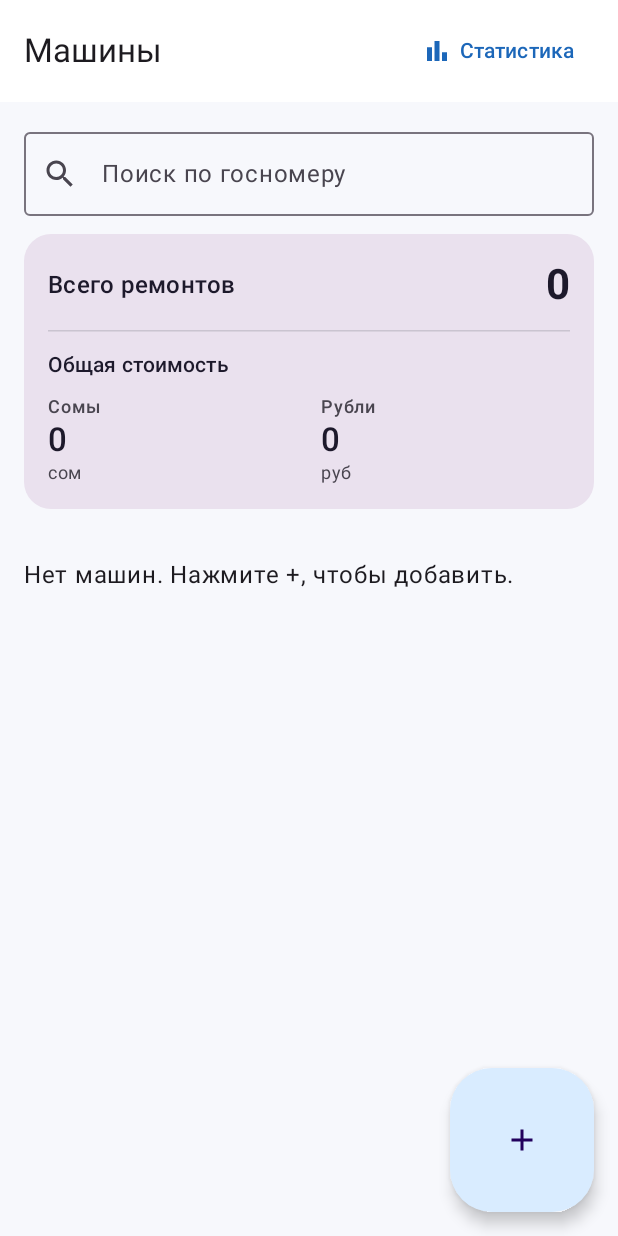
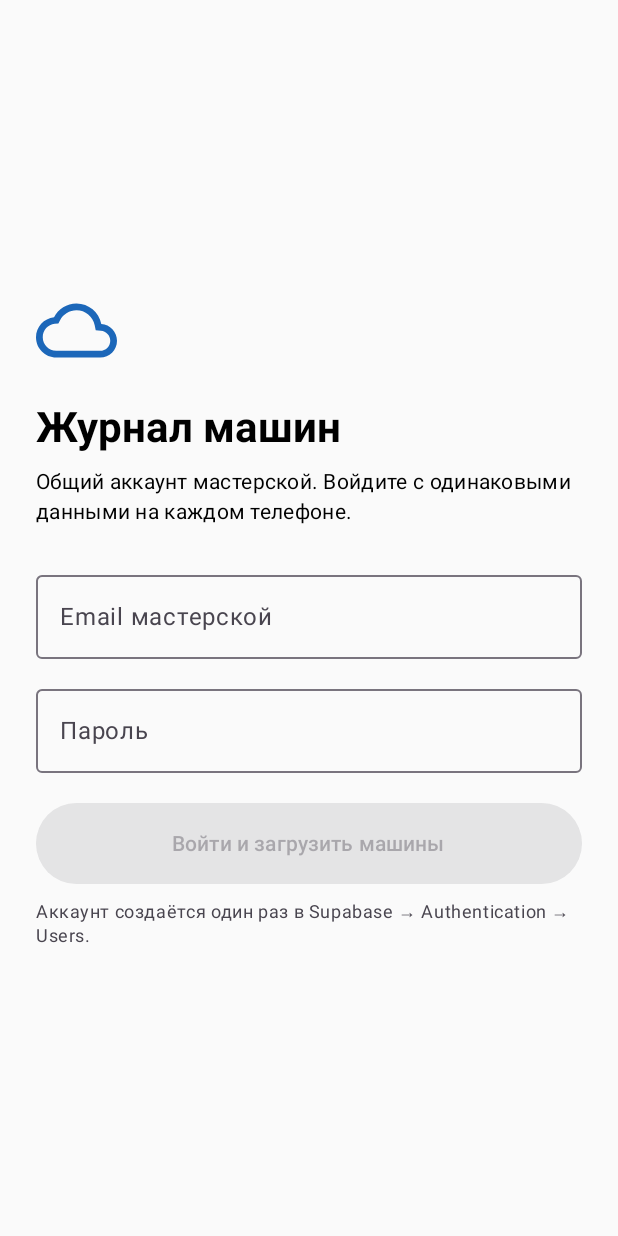
Before and after one commit to aleksandraBystrova/CarJournal-Rebuild, an Android app built with Jetpack Compose: the screen it shows after launch (MainActivity), on a phone screen of 412 x 824 dp. Run offline under Robolectric (Android 15) with nearby library versions, the phone set to English and light mode, and no system bars; our stand-ins replace Room's generated code; pictures from the network do not load.

Commit message:
supabase added

```diff
--- a/CarJournal-Rebuild/app/src/main/AndroidManifest.xml
+++ b/CarJournal-Rebuild/app/src/main/AndroidManifest.xml
@@ -1,9 +1,10 @@
 <?xml version="1.0" encoding="utf-8"?>
 <manifest xmlns:android="http://schemas.android.com/apk/res/android">
+    <uses-permission android:name="android.permission.INTERNET" />
     <application
         android:name=".JournalApplication"
         android:allowBackup="false"
-        android:label="Журнал машин (тест)"
+        android:label="Журнал машин (облако)"
         android:supportsRtl="true"
         android:theme="@style/Theme.CarJournal">
         <provider
--- a/CarJournal-Rebuild/app/src/main/java/com/carjournal/rebuild/JournalApplication.kt
+++ b/CarJournal-Rebuild/app/src/main/java/com/carjournal/rebuild/JournalApplication.kt
@@ -5,11 +5,12 @@ import androidx.room.Room
 import com.carjournal.rebuild.data.JournalDatabase
 import com.carjournal.rebuild.data.JournalRepository
 import com.carjournal.rebuild.data.MIGRATION_1_2
+import com.carjournal.rebuild.data.MIGRATION_2_3
 
 class JournalApplication : Application() {
     val database by lazy {
         Room.databaseBuilder(this, JournalDatabase::class.java, "car_journal_rebuild.db")
-            .addMigrations(MIGRATION_1_2).build()
+            .addMigrations(MIGRATION_1_2, MIGRATION_2_3).build()
     }
     val repository by lazy { JournalRepository(this, database) }
 }
--- a/CarJournal-Rebuild/app/src/main/java/com/carjournal/rebuild/data/JournalDatabase.kt
+++ b/CarJournal-Rebuild/app/src/main/java/com/carjournal/rebuild/data/JournalDatabase.kt
@@ -13,7 +13,9 @@ data class VehicleEntity(
     val brand: String = "",
     val model: String,
     val photoPath: String? = null,
-    val createdAtEpochMs: Long = System.currentTimeMillis()
+    val createdAtEpochMs: Long = System.currentTimeMillis(),
+    @ColumnInfo(defaultValue = "''") val cloudId: String = "",
+    @ColumnInfo(defaultValue = "1") val syncDirty: Boolean = true
 )
 
 @Entity(
@@ -31,7 +33,9 @@ data class RepairEntity(
     val repairType: String = "Общий ремонт",
     val price: Double,
     val description: String,
-    val currencyCode: String = "KGS"
+    val currencyCode: String = "KGS",
+    @ColumnInfo(defaultValue = "''") val cloudId: String = "",
+    @ColumnInfo(defaultValue = "1") val syncDirty: Boolean = true
 )
 
 @Entity(
@@ -46,7 +50,17 @@ data class PhotoEntity(
     @PrimaryKey(autoGenerate = true) val id: Long = 0,
     val vehicleId: Long,
     val filePath: String,
-    val createdAtEpochMs: Long = System.currentTimeMillis()
+    val createdAtEpochMs: Long = System.currentTimeMillis(),
+    @ColumnInfo(defaultValue = "''") val cloudId: String = "",
+    @ColumnInfo(defaultValue = "1") val syncDirty: Boolean = true,
+    val storagePath: String? = null
+)
+
+@Entity(tableName = "pending_deletions")
+data class PendingDeletion(
+    @PrimaryKey(autoGenerate = true) val id: Long = 0,
+    val entityType: String,
+    val cloudId: String
 )
 
 data class VehicleWithStats(
@@ -129,6 +143,29 @@ interface JournalDao {
     """)
     fun observeYearlyStats(): Flow<List<YearlyRepairStats>>
 
+    // All cloud IDs are stable across retries. Rows without cloudId came from Room v2.
+    @Query("SELECT * FROM vehicles ORDER BY id") suspend fun allVehicles(): List<VehicleEntity>
+    @Query("SELECT * FROM repairs ORDER BY id") suspend fun allRepairs(): List<RepairEntity>
+    @Query("SELECT * FROM photos ORDER BY id") suspend fun allPhotos(): List<PhotoEntity>
+    @Query("SELECT * FROM vehicles WHERE id = :id LIMIT 1") suspend fun vehicleNow(id: Long): VehicleEntity?
+    @Query("SELECT * FROM repairs WHERE id = :id LIMIT 1") suspend fun repairNow(id: Long): RepairEntity?
+    @Query("SELECT * FROM vehicles WHERE cloudId = :uuid LIMIT 1") suspend fun vehicleByCloudId(uuid: String): VehicleEntity?
+    @Query("SELECT * FROM repairs WHERE cloudId = :uuid LIMIT 1") suspend fun repairByCloudId(uuid: String): RepairEntity?
+    @Query("SELECT * FROM photos WHERE cloudId = :uuid LIMIT 1") suspend fun photoByCloudId(uuid: String): PhotoEntity?
+    @Insert suspend fun insertDeletion(deletion: PendingDeletion)
+    @Query("SELECT * FROM pending_deletions ORDER BY id") suspend fun pendingDeletions(): List<PendingDeletion>
+    @Query("DELETE FROM pending_deletions WHERE id = :id") suspend fun clearDeletion(id: Long)
+    @Query("UPDATE vehicles SET cloudId = :uuid WHERE id = :id") suspend fun setVehicleCloudId(id: Long, uuid: String)
+    @Query("UPDATE repairs SET cloudId = :uuid WHERE id = :id") suspend fun setRepairCloudId(id: Long, uuid: String)
+    @Query("UPDATE photos SET cloudId = :uuid WHERE id = :id") suspend fun setPhotoCloudId(id: Long, uuid: String)
+    @Query("UPDATE photos SET storagePath = :path WHERE id = :id") suspend fun setPhotoStoragePath(id: Long, path: String)
+    @Query("UPDATE vehicles SET syncDirty = 0 WHERE id = :id AND cloudId = :uuid AND plateNumber = :plate")
+    suspend fun markVehicleClean(id: Long, uuid: String, plate: String)
+    @Query("UPDATE repairs SET syncDirty = 0 WHERE id = :id AND cloudId = :uuid AND description = :description AND price = :price AND currencyCode = :currency AND dateEpochDay = :day")
+    suspend fun markRepairClean(id: Long, uuid: String, description: String, price: Double, currency: String, day: Long)
+    @Query("UPDATE photos SET syncDirty = 0 WHERE id = :id AND cloudId = :uuid AND storagePath = :path")
+    suspend fun markPhotoClean(id: Long, uuid: String, path: String)
+
     @Insert suspend fun insertVehicle(vehicle: VehicleEntity): Long
     @Update suspend fun updateVehicle(vehicle: VehicleEntity)
     @Query("DELETE FROM vehicles WHERE id=:id") suspend fun deleteVehicle(id: Long)
@@ -136,14 +173,15 @@ interface JournalDao {
     @Update suspend fun updateRepair(repair: RepairEntity)
     @Query("DELETE FROM repairs WHERE id=:id") suspend fun deleteRepair(id: Long)
     @Insert suspend fun insertPhoto(photo: PhotoEntity): Long
+    @Update suspend fun updatePhoto(photo: PhotoEntity)
     @Query("DELETE FROM photos WHERE id IN (:ids)") suspend fun deletePhotos(ids: List<Long>)
     @Query("UPDATE vehicles SET photoPath = :path WHERE id = :vehicleId")
     suspend fun updateCoverPath(vehicleId: Long, path: String?)
 }
 
 @Database(
-    entities = [VehicleEntity::class, RepairEntity::class, PhotoEntity::class],
-    version = 2,
+    entities = [VehicleEntity::class, RepairEntity::class, PhotoEntity::class, PendingDeletion::class],
+    version = 3,
     exportSchema = false
 )
 abstract class JournalDatabase : RoomDatabase() {
@@ -184,3 +222,21 @@ val MIGRATION_1_2 = object : Migration(1, 2) {
         db.execSQL("CREATE INDEX index_photos_vehicleId ON photos(vehicleId)")
     }
 }
+
+/** Room v2 -> v3: adds stable cloud identifiers and persistent deletion queue. No old data is removed. */
+val MIGRATION_2_3 = object : Migration(2, 3) {
+    override fun migrate(db: SupportSQLiteDatabase) {
+        for (table in listOf("vehicles", "repairs", "photos")) {
+            db.execSQL("ALTER TABLE $table ADD COLUMN cloudId TEXT NOT NULL DEFAULT ''")
+            db.execSQL("ALTER TABLE $table ADD COLUMN syncDirty INTEGER NOT NULL DEFAULT 1")
+        }
+        db.execSQL("ALTER TABLE photos ADD COLUMN storagePath TEXT")
+        db.execSQL("""
+            CREATE TABLE IF NOT EXISTS pending_deletions (
+                id INTEGER PRIMARY KEY AUTOINCREMENT NOT NULL,
+                entityType TEXT NOT NULL,
+                cloudId TEXT NOT NULL
+            )
+        """.trimIndent())
+    }
+}
--- a/CarJournal-Rebuild/app/src/main/java/com/carjournal/rebuild/ui/JournalScreens.kt
+++ b/CarJournal-Rebuild/app/src/main/java/com/carjournal/rebuild/ui/JournalScreens.kt
@@ -28,6 +28,7 @@ import androidx.compose.ui.platform.LocalFocusManager
 import androidx.compose.ui.text.font.FontWeight
 import androidx.compose.ui.text.input.ImeAction
 import androidx.compose.ui.text.input.KeyboardType
+import androidx.compose.ui.text.input.PasswordVisualTransformation
 import androidx.compose.ui.text.style.TextOverflow
 import androidx.compose.ui.unit.dp
 import androidx.compose.ui.window.Dialog
@@ -36,6 +37,7 @@ import coil.compose.AsyncImage
 import com.carjournal.rebuild.data.*
 import kotlinx.coroutines.flow.flowOf
 import kotlinx.coroutines.launch
+import kotlinx.coroutines.delay
 import java.io.File
 import java.text.NumberFormat
 import java.time.LocalDate
@@ -63,6 +65,17 @@ private sealed interface Page {
 
 @Composable
 fun JournalApp(vm: JournalViewModel) {
+    if (!vm.loggedIn) {
+        CloudLoginScreen(vm)
+        return
+    }
+    LaunchedEffect(vm.loggedIn) {
+        while (true) {
+            vm.syncNow()
+            delay(30_000)
+        }
+    }
+    val cloudScope = rememberCoroutineScope()
     var page: Page by remember { mutableStateOf(Page.ListPage) }
     val back: () -> Unit = {
         page = when (val p = page) {
@@ -77,7 +90,9 @@ fun JournalApp(vm: JournalViewModel) {
     when (val p = page) {
         is Page.ListPage -> VehicleListScreen(vm, onOpen = { page = Page.VehiclePage(it) },
             onCreate = { page = Page.EditVehiclePage(null) },
-            onStatistics = { page = Page.StatisticsPage })
+            onStatistics = { page = Page.StatisticsPage },
+            onSync = { cloudScope.launch { vm.syncNow() } },
+            onLogout = { vm.signOut(); page = Page.ListPage })
         is Page.StatisticsPage -> StatisticsScreen(vm, onBack = back)
         is Page.VehiclePage -> VehicleDetailScreen(vm, p.vehicleId,
             onBack = back,
@@ -89,6 +104,58 @@ fun JournalApp(vm: JournalViewModel) {
         })
         is Page.EditRepairPage -> RepairEditorScreen(vm, p.vehicleId, p.repairId,
             onBack = back, onSaved = { page = Page.VehiclePage(p.vehicleId) })
+    }
+}
+
+@Composable
+private fun CloudLoginScreen(vm: JournalViewModel) {
+    var email by remember { mutableStateOf("") }
+    var password by remember { mutableStateOf("") }
+    var busy by remember { mutableStateOf(false) }
+    var error by remember { mutableStateOf<String?>(null) }
+    val scope = rememberCoroutineScope()
+    Column(
+        Modifier.fillMaxSize().imePadding().verticalScroll(rememberScrollState()).padding(24.dp),
+        verticalArrangement = Arrangement.Center
+    ) {
+        Icon(Icons.Outlined.Cloud, contentDescription = null, modifier = Modifier.size(54.dp),
+            tint = MaterialTheme.colorScheme.primary)
+        Spacer(Modifier.height(20.dp))
+        Text("Журнал машин", style = MaterialTheme.typography.headlineMedium,
+            fontWeight = FontWeight.Bold)
+        Spacer(Modifier.height(8.dp))
+        Text("Общий аккаунт мастерской. Войдите с одинаковыми данными на каждом телефоне.",
+            style = MaterialTheme.typography.bodyMedium)
+        Spacer(Modifier.height(24.dp))
+        OutlinedTextField(email, { email = it }, label = { Text("Email мастерской") },
+            singleLine = true, modifier = Modifier.fillMaxWidth(),
+            keyboardOptions = KeyboardOptions(keyboardType = KeyboardType.Email, imeAction = ImeAction.Next))
+        Spacer(Modifier.height(12.dp))
+        OutlinedTextField(password, { password = it }, label = { Text("Пароль") },
+            modifier = Modifier.fillMaxWidth(), singleLine = true,
+            visualTransformation = PasswordVisualTransformation(),
+            keyboardOptions = KeyboardOptions(keyboardType = KeyboardType.Password))
+        Spacer(Modifier.height(20.dp))
+        Button(onClick = {
+            busy = true
+            error = null
+            scope.launch {
+                try { vm.signIn(email, password) }
+                catch (e: Exception) { error = e.localizedMessage ?: "Не удалось войти" }
+                finally { busy = false }
+            }
+        }, enabled = !busy && email.contains('@') && password.isNotBlank(),
+            modifier = Modifier.fillMaxWidth().height(54.dp)) {
+            Text(if (busy) "Входим..." else "Войти и загрузить машины")
+        }
+        Spacer(Modifier.height(10.dp))
+        Text("Аккаунт создаётся один раз в Supabase → Authentication → Users.",
+            style = MaterialTheme.typography.bodySmall,
+            color = MaterialTheme.colorScheme.onSurfaceVariant)
+        if (error != null) {
+            Spacer(Modifier.height(12.dp))
+            Text(error ?: "", color = MaterialTheme.colorScheme.error)
+        }
     }
 }
 
@@ -123,7 +190,9 @@ private fun VehicleListScreen(
     vm: JournalViewModel,
     onOpen: (Long) -> Unit,
     onCreate: () -> Unit,
-    onStatistics: () -> Unit
+    onStatistics: () -> Unit,
+    onSync: () -> Unit,
+    onLogout: () -> Unit
 ) {
     val vehicles by vm.vehicles.collectAsState()
     val totals by vm.totals.collectAsState()
@@ -138,6 +207,12 @@ private fun VehicleListScreen(
                     Icon(Icons.Outlined.BarChart, contentDescription = null, modifier = Modifier.size(20.dp))
                     Spacer(Modifier.width(5.dp))
                     Text("Статистика")
+                }
+                IconButton(onClick = onSync) {
+                    Icon(Icons.Outlined.Sync, contentDescription = "Синхронизировать с облаком")
+                }
+                IconButton(onClick = onLogout) {
+                    Icon(Icons.Outlined.Logout, contentDescription = "Выйти из аккаунта")
                 }
             }
         },
@@ -157,6 +232,11 @@ private fun VehicleListScreen(
                     leadingIcon = { Icon(Icons.Outlined.Search, null) },
                     singleLine = true, modifier = Modifier.fillMaxWidth()
                 )
+            }
+            item {
+                Text(vm.syncStatus, style = MaterialTheme.typography.bodySmall,
+                    color = if (vm.syncStatus.startsWith("Не синхронизировано"))
+                        MaterialTheme.colorScheme.error else MaterialTheme.colorScheme.onSurfaceVariant)
             }
             item {
                 SoftCard {
@@ -508,7 +588,8 @@ private fun VehicleEditorScreen(
                                 id = existing?.id ?: 0, plateNumber = plate.trim(),
                                 brand = existing?.brand ?: "", model = existing?.model ?: "",
                                 photoPath = existing?.photoPath,
-                                createdAtEpochMs = existing?.createdAtEpochMs ?: System.currentTimeMillis()
+                                createdAtEpochMs = existing?.createdAtEpochMs ?: System.currentTimeMillis(),
+                                cloudId = existing?.cloudId ?: "", syncDirty = true
                             )
                             val newPhotoUris = photos.filter { it.existingId == null }.map { it.uri }
                             if (isEditing) {
@@ -594,7 +675,8 @@ private fun RepairEditorScreen(
                             RepairEntity(id = repairId ?: 0, vehicleId = vehicleId,
                                 dateEpochDay = date, price = amount,
                                 description = description.trim(), currencyCode = currency,
-                                repairType = existing?.repairType ?: "Общий ремонт"),
+                                repairType = existing?.repairType ?: "Общий ремонт",
+                                cloudId = existing?.cloudId ?: "", syncDirty = true),
                             newVehiclePhotos.map { it.uri }
                         )
                         onSaved()
```
Also changed, not shown: CarJournal-Rebuild/app/build.gradle.kts (+6 -2 lines), CarJournal-Rebuild/app/src/main/java/com/carjournal/rebuild/cloud/CloudClient.kt (added, +161 -0 lines), CarJournal-Rebuild/app/src/main/java/com/carjournal/rebuild/cloud/CloudSynchronizer.kt (added, +209 -0 lines), CarJournal-Rebuild/app/src/main/java/com/carjournal/rebuild/data/JournalRepository.kt (+16 -3 lines), CarJournal-Rebuild/app/src/main/java/com/carjournal/rebuild/ui/JournalViewModel.kt (+64 -12 lines), 1 other file.
